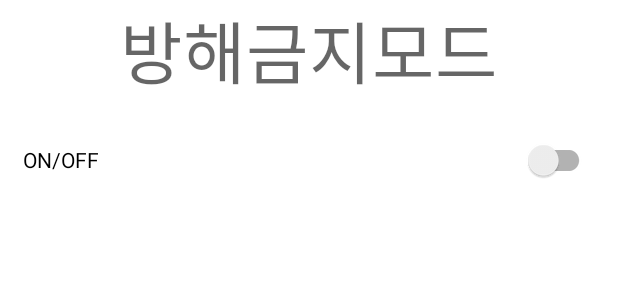
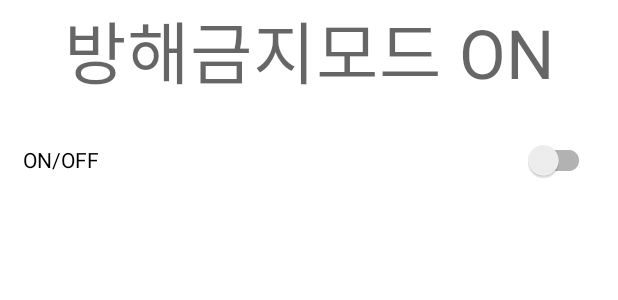
Before and after one commit to IamJunhaHwang/Anti-S, an Android app: the layout fragment_1.xml on its own in the app's theme, with its tools: preview values and no code run, on a phone screen of 412 x 824 dp. Shown: the top 300 px of the screen. Run offline under Robolectric (Android 15) with nearby library versions, the phone set to English and light mode, and no system bars; network calls fail.

```diff
--- a/android/app/app/build.gradle
+++ b/android/app/app/build.gradle
@@ -9,7 +9,7 @@ android {
     compileSdk 32
 
     defaultConfig {
-        applicationId "com.example.android"
+        applicationId "com.antis.android"
         minSdk 19
         targetSdk 32
         versionCode 1
--- a/android/app/app/src/main/java/com/example/android/fragment_1.kt
+++ b/android/app/app/src/main/java/com/example/android/fragment_1.kt
@@ -6,6 +6,7 @@ import android.util.Log
 import android.view.LayoutInflater
 import android.view.View
 import android.view.ViewGroup
+import android.widget.Switch
 import android.widget.TextView
 import androidx.appcompat.widget.SwitchCompat
 import androidx.fragment.app.Fragment
@@ -23,10 +24,10 @@ class Fragment1 : Fragment() {
         val statusText: TextView = view.findViewById(R.id.switchtext)
         val switchView: SwitchCompat = view.findViewById(R.id.onoffswitch)
 
+        (switchView).setChecked(true);
+
         val intentFilter = IntentFilter()
         intentFilter.addAction("android.provider.Telephony.SMS_RECEIVED")
-        requireActivity().registerReceiver(myReceiver, intentFilter)
-        Log.d("onCreate()", "브로드캐스트리시버 등록됨")
 
         switchView.setOnCheckedChangeListener { _, isChecked ->
             if(isChecked){
--- a/android/app/app/src/main/res/layout/fragment_1.xml
+++ b/android/app/app/src/main/res/layout/fragment_1.xml
@@ -13,7 +13,7 @@
         android:layout_width="match_parent"
         android:layout_height="wrap_content"
         android:gravity="center"
-        android:text="방해금지모드"
+        android:text="방해금지모드 ON"
         android:textAppearance="@style/TextAppearance.AppCompat.Display2"/>
 
     <androidx.appcompat.widget.SwitchCompat
--- a/android/app/app/src/main/res/values/strings.xml
+++ b/android/app/app/src/main/res/values/strings.xml
@@ -1,5 +1,5 @@
 <resources>
-    <string name="app_name">android</string>
+    <string name="app_name">anti-s</string>
     <!-- TODO: Remove or change this placeholder text -->
     <string name="hello_blank_fragment">Hello blank fragment</string>
 </resources>
```
Also changed, not shown: android/app/app/src/main/java/com/example/android/MainActivity.kt (+6 -2 lines), 1 other file.
